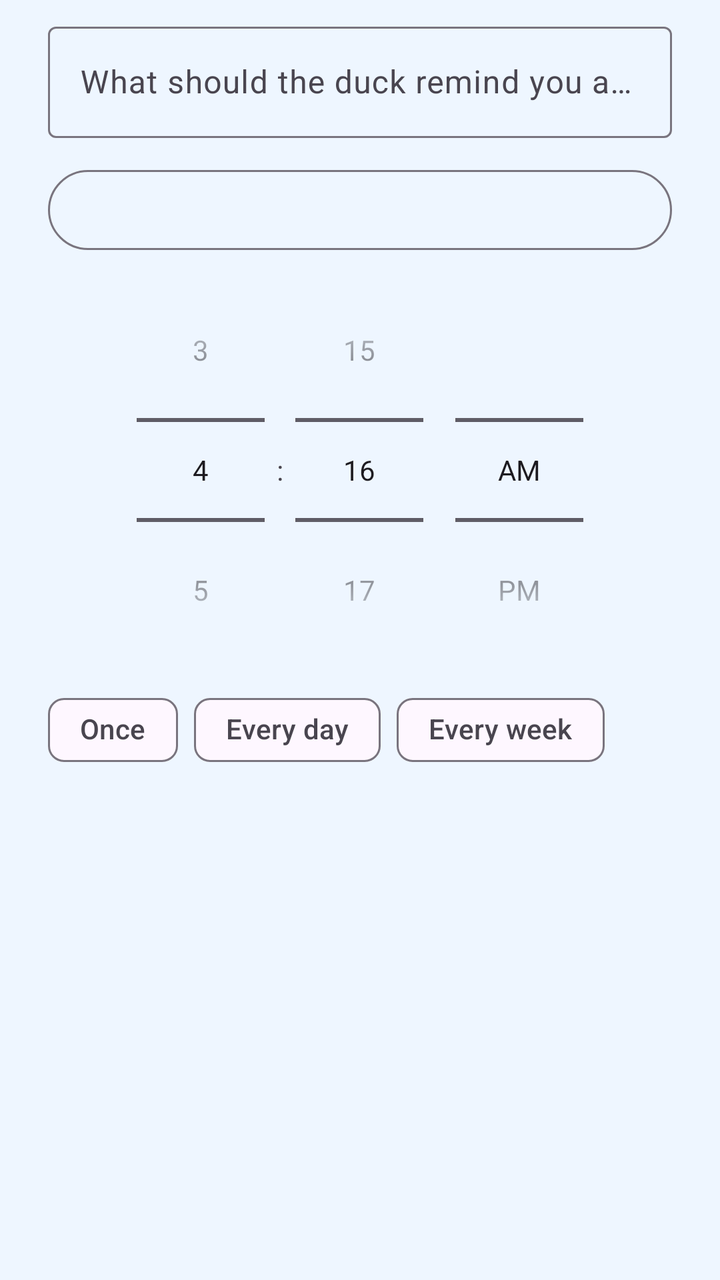
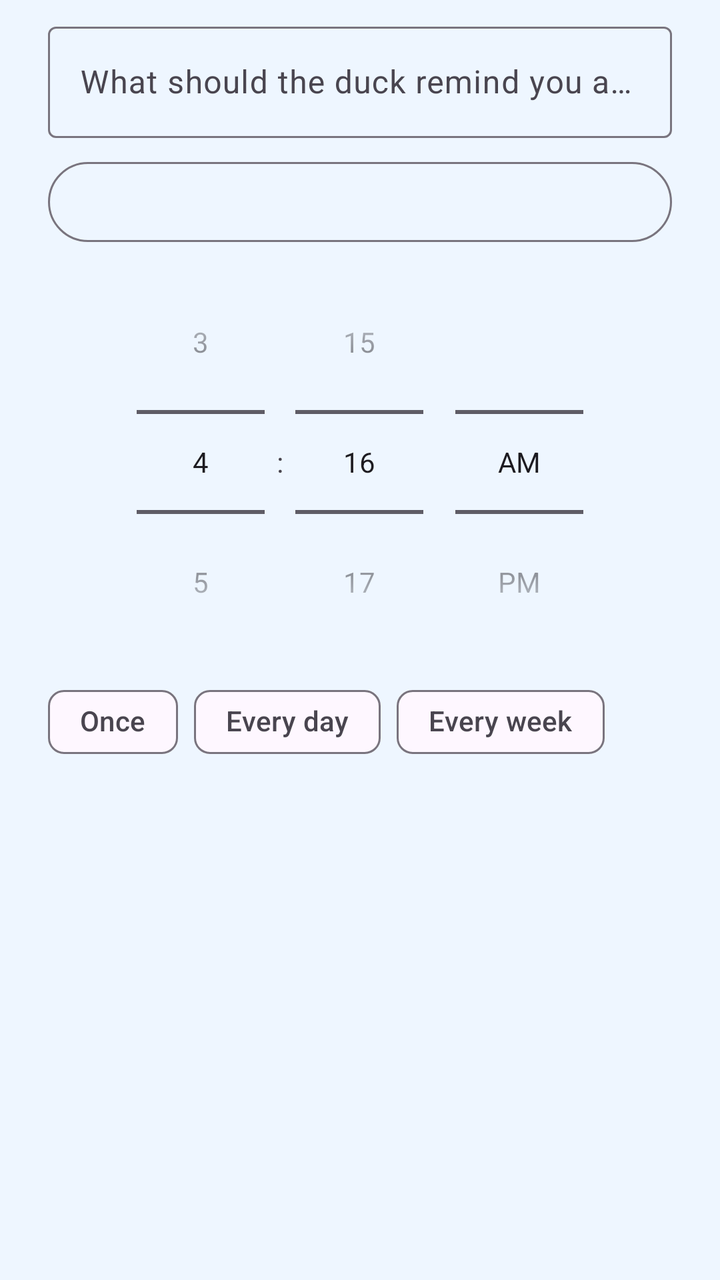

The first picture is an Android layout as it rendered before a commit; the second is the same layout after the commit. The layout source and the unified diff follow.
<!-- AndroidManifest.xml: application theme Theme.ReminderDucky -->
<!-- res/layout/dialog_add.xml -->
<?xml version="1.0" encoding="utf-8"?>
<ScrollView xmlns:android="http://schemas.android.com/apk/res/android"
    xmlns:app="http://schemas.android.com/apk/res-auto"
    android:layout_width="match_parent"
    android:layout_height="wrap_content">

<LinearLayout
    android:layout_width="match_parent"
    android:layout_height="wrap_content"
    android:orientation="vertical"
    android:paddingStart="24dp"
    android:paddingTop="8dp"
    android:paddingEnd="24dp">

    <com.google.android.material.textfield.TextInputLayout
        android:layout_width="match_parent"
        android:layout_height="wrap_content"
        android:hint="@string/hint_text">

        <com.google.android.material.textfield.TextInputEditText
            android:id="@+id/inputText"
            android:layout_width="match_parent"
            android:layout_height="wrap_content"
            android:inputType="textCapSentences|textMultiLine"
            android:maxLines="4" />
    </com.google.android.material.textfield.TextInputLayout>

    <com.google.android.material.chip.ChipGroup
        android:id="@+id/iconGroup"
        android:layout_width="match_parent"
        android:layout_height="wrap_content"
        android:layout_marginTop="4dp"
        app:selectionRequired="true"
        app:singleSelection="true" />

    <LinearLayout
        android:layout_width="match_parent"
        android:layout_height="wrap_content"
        android:layout_marginTop="8dp"
        android:orientation="horizontal">

        <com.google.android.material.button.MaterialButton
            android:id="@+id/btnDate"
            style="?attr/materialButtonOutlinedStyle"
            android:layout_width="match_parent"
            android:layout_height="wrap_content" />
    </LinearLayout>

    
    <TimePicker
        android:id="@+id/timeWheel"
        android:layout_width="wrap_content"
        android:layout_height="wrap_content"
        android:layout_gravity="center_horizontal"
        android:timePickerMode="spinner" />

    <com.google.android.material.chip.ChipGroup
        android:id="@+id/repeatGroup"
        android:layout_width="match_parent"
        android:layout_height="wrap_content"
        app:selectionRequired="true"
        app:singleSelection="true">

        <com.google.android.material.chip.Chip
            android:id="@+id/repeatNone"
            style="@style/Widget.Material3.Chip.Filter"
            android:layout_width="wrap_content"
            android:layout_height="wrap_content"
            android:text="@string/repeat_once" />

        <com.google.android.material.chip.Chip
            android:id="@+id/repeatDaily"
            style="@style/Widget.Material3.Chip.Filter"
            android:layout_width="wrap_content"
            android:layout_height="wrap_content"
            android:text="@string/repeat_daily" />

        <com.google.android.material.chip.Chip
            android:id="@+id/repeatWeekly"
            style="@style/Widget.Material3.Chip.Filter"
            android:layout_width="wrap_content"
            android:layout_height="wrap_content"
            android:text="@string/repeat_weekly" />
    </com.google.android.material.chip.ChipGroup>

    <TextView
        android:id="@+id/dialogError"
        android:layout_width="match_parent"
        android:layout_height="wrap_content"
        android:layout_marginTop="4dp"
        android:textColor="#D93636"
        android:textSize="14sp"
        android:visibility="gone" />
</LinearLayout>
</ScrollView>
<!-- resources referenced by this layout -->
<resources>
  <string name="hint_text">What should the duck remind you about?</string>
  <string name="repeat_daily">Every day</string>
  <string name="repeat_once">Once</string>
  <string name="repeat_weekly">Every week</string>
  <style name="Theme.ReminderDucky" parent="Theme.Material3.DayNight.NoActionBar">
          <item name="colorPrimary">#2F7BF5</item>
          <item name="colorOnPrimary">#FFFFFF</item>
          <item name="colorPrimaryContainer">#D8E8FF</item>
          <item name="colorOnPrimaryContainer">#0B2A5C</item>
          <item name="colorSecondaryContainer">#FFE8A3</item>
          <item name="colorOnSecondaryContainer">#3A2A00</item>
          <item name="android:windowBackground">@color/page</item>
          <item name="materialCardViewStyle">@style/DuckCard</item>
      </style>
  <color name="page">#EEF6FF</color>
  <style name="DuckCard" parent="Widget.Material3.CardView.Elevated">
          <item name="cardCornerRadius">24dp</item>
          <item name="cardBackgroundColor">@color/card</item>
          <item name="cardElevation">2dp</item>
      </style>
  <color name="card">#FFFFFF</color>
</resources>

<!-- the commit's change to res/layout/dialog_add.xml (unified diff, before → after) -->
@@ -24,14 +24,6 @@
             android:inputType="textCapSentences|textMultiLine"
             android:maxLines="4" />
     </com.google.android.material.textfield.TextInputLayout>
-
-    <com.google.android.material.chip.ChipGroup
-        android:id="@+id/iconGroup"
-        android:layout_width="match_parent"
-        android:layout_height="wrap_content"
-        android:layout_marginTop="4dp"
-        app:selectionRequired="true"
-        app:singleSelection="true" />
 
     <LinearLayout
         android:layout_width="match_parent"
